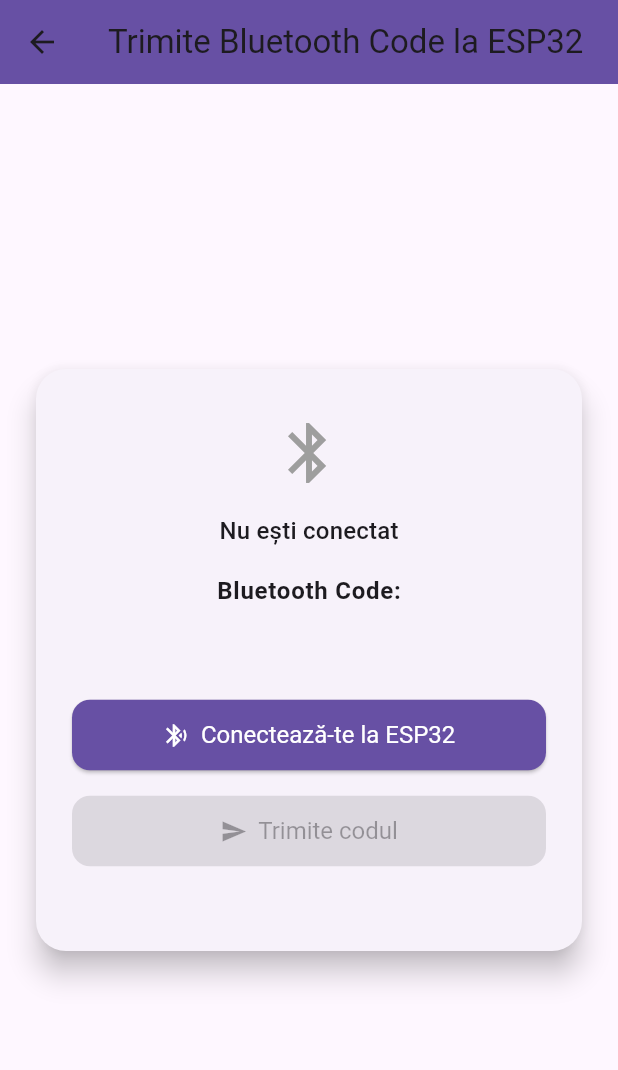
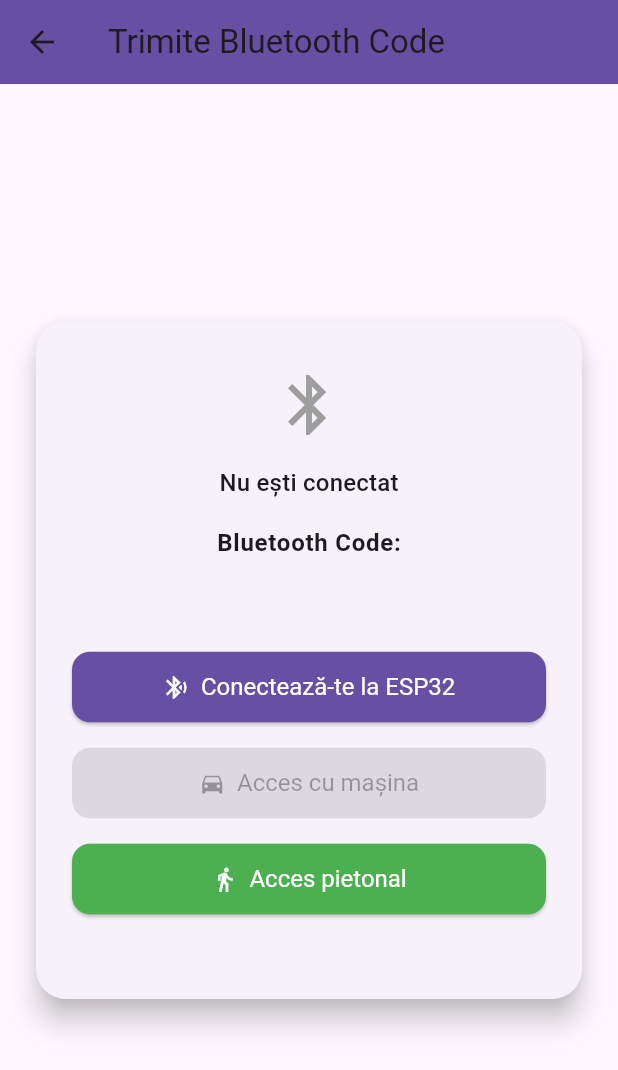
Before and after one commit to AbelC27/AcessIT, a Flutter app: the BluetoothSendScreen screen opened directly with empty values, on a phone screen of 412 x 824 dp. Shown: the top 1070 px of the screen. Run offline on Flutter 3.47's test engine with Material 3 defaults, Android fonts, the light colour scheme and no system bars; our stand-ins replace app_links, flutter_bluetooth_serial, flutter_dotenv, flutter_secure_storage, permission_handler, supabase_flutter; missing offline and left inert: gotrue; accounts and stored records are empty.

Commit message:
Conectare bluetooth pe jos si masina

```diff
--- a/lib/screens/bluetooth_send_screen.dart
+++ b/lib/screens/bluetooth_send_screen.dart
@@ -2,6 +2,8 @@
 import 'package:flutter_bluetooth_serial/flutter_bluetooth_serial.dart';
 import 'dart:typed_data';
 import 'package:permission_handler/permission_handler.dart';
+import 'package:http/http.dart' as http;
+import 'dart:convert';
 
 class BluetoothSendScreen extends StatefulWidget {
   final String bluetoothCode;
@@ -18,6 +20,7 @@
   bool _sending = false;
   String? _statusMessage;
   String? _esp32Response;
+  String? _webResponse;
 
   @override
   void initState() {
@@ -65,7 +68,6 @@
           _isConnected = true;
           _statusMessage = "Conectat la ${_device!.name}";
         });
-        // Ascultă răspunsuri de la ESP32
         _connection!.input?.listen(_onDataReceived).onDone(() {
           setState(() {
             _isConnected = false;
@@ -81,14 +83,13 @@
   }
 
   void _onDataReceived(Uint8List data) {
-    // Convertim bytes la string
     String response = String.fromCharCodes(data).trim();
     setState(() {
       _esp32Response = response;
       if (response.contains("ACCESS_GRANTED")) {
-        _statusMessage = "Acces PERMIS!";
+        _statusMessage = "Acces cu mașina PERMIS!";
       } else if (response.contains("ACCESS_DENIED")) {
-        _statusMessage = "Acces RESPINS!";
+        _statusMessage = "Acces cu mașina RESPINS!";
       } else {
         _statusMessage = "Răspuns ESP32: $response";
       }
@@ -109,10 +110,51 @@
         _sending = false;
         _statusMessage = "Bluetooth Code trimis! Aștept răspuns de la ESP32...";
       });
-      // Răspunsul va fi procesat automat de _onDataReceived
     } else {
       setState(() {
         _statusMessage = "Nu ești conectat la ESP32!";
+      });
+    }
+  }
+
+  Future<void> _sendCodeToWeb() async {
+    setState(() {
+      _sending = true;
+      _webResponse = null;
+      _statusMessage = "Se trimite codul la server...";
+    });
+
+    try {
+      // Înlocuiește cu adresa backend-ului tău!
+      final url = Uri.parse('http://192.168.1.134:8000/validate/');
+      final response = await http.post(
+        url,
+        headers: {'Content-Type': 'application/json'},
+        body: jsonEncode({'ble_code': widget.bluetoothCode}),
+      );
+
+      if (response.statusCode == 200) {
+        final data = jsonDecode(response.body);
+        setState(() {
+          _webResponse = data['status'] == 'granted'
+              ? "Acces pietonal PERMIS!"
+              : "Acces pietonal RESPINS!";
+          _statusMessage = _webResponse;
+        });
+      } else {
+        setState(() {
+          _webResponse = "Eroare server: ${response.statusCode}";
+          _statusMessage = _webResponse;
+        });
+      }
+    } catch (e) {
+      setState(() {
+        _webResponse = "Eroare la trimitere: $e";
+        _statusMessage = _webResponse;
+      });
+    } finally {
+      setState(() {
+        _sending = false;
       });
     }
   }
@@ -122,7 +164,7 @@
     final theme = Theme.of(context);
     return Scaffold(
       appBar: AppBar(
-        title: const Text('Trimite Bluetooth Code la ESP32'),
+        title: const Text('Trimite Bluetooth Code'),
         backgroundColor: theme.primaryColor,
         elevation: 0,
       ),
@@ -185,13 +227,31 @@
                     SizedBox(
                       width: double.infinity,
                       child: ElevatedButton.icon(
-                        icon: const Icon(Icons.send),
-                        label: const Text('Trimite codul'),
+                        icon: const Icon(Icons.directions_car),
+                        label: const Text('Acces cu mașina'),
                         onPressed: _isConnected && !_sending
                             ? _sendBluetoothCode
                             : null,
                         style: ElevatedButton.styleFrom(
                           backgroundColor: Colors.indigo,
+                          padding: const EdgeInsets.symmetric(
+                              horizontal: 20, vertical: 14),
+                          textStyle: const TextStyle(fontSize: 16),
+                          shape: RoundedRectangleBorder(
+                              borderRadius: BorderRadius.circular(12)),
+                        ),
+                      ),
+                    ),
+                    const SizedBox(height: 16),
+                    SizedBox(
+                      width: double.infinity,
+                      child: ElevatedButton.icon(
+                        icon: const Icon(Icons.directions_walk),
+                        label: const Text('Acces pietonal'),
+                        onPressed: !_sending ? _sendCodeToWeb : null,
+                        style: ElevatedButton.styleFrom(
+                          backgroundColor: Colors.green,
+                          foregroundColor: Colors.white,
                           padding: const EdgeInsets.symmetric(
                               horizontal: 20, vertical: 14),
                           textStyle: const TextStyle(fontSize: 16),
--- a/pubspec.yaml
+++ b/pubspec.yaml
@@ -10,6 +10,7 @@
     sdk: flutter
 
   flutter_bluetooth_serial: ^0.4.0
+  http: ^1.2.1
   app_links: ^3.0.2
   # Supabase integration
   supabase_flutter: ^2.9.0
```
Also changed, not shown: pubspec.lock.
